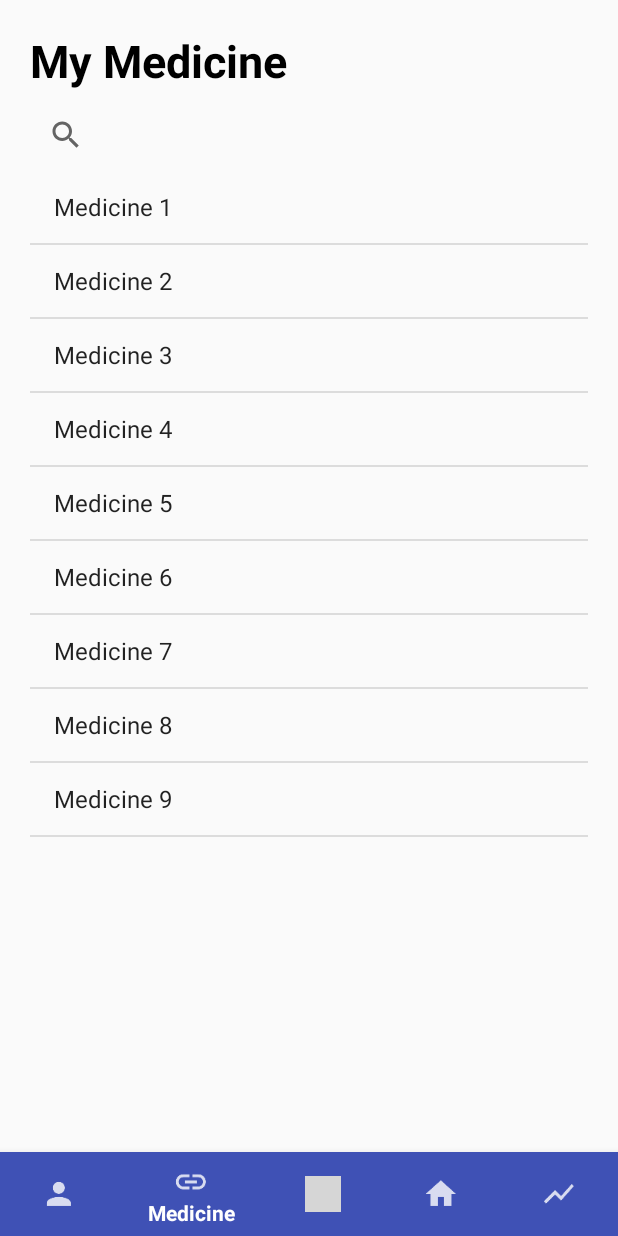
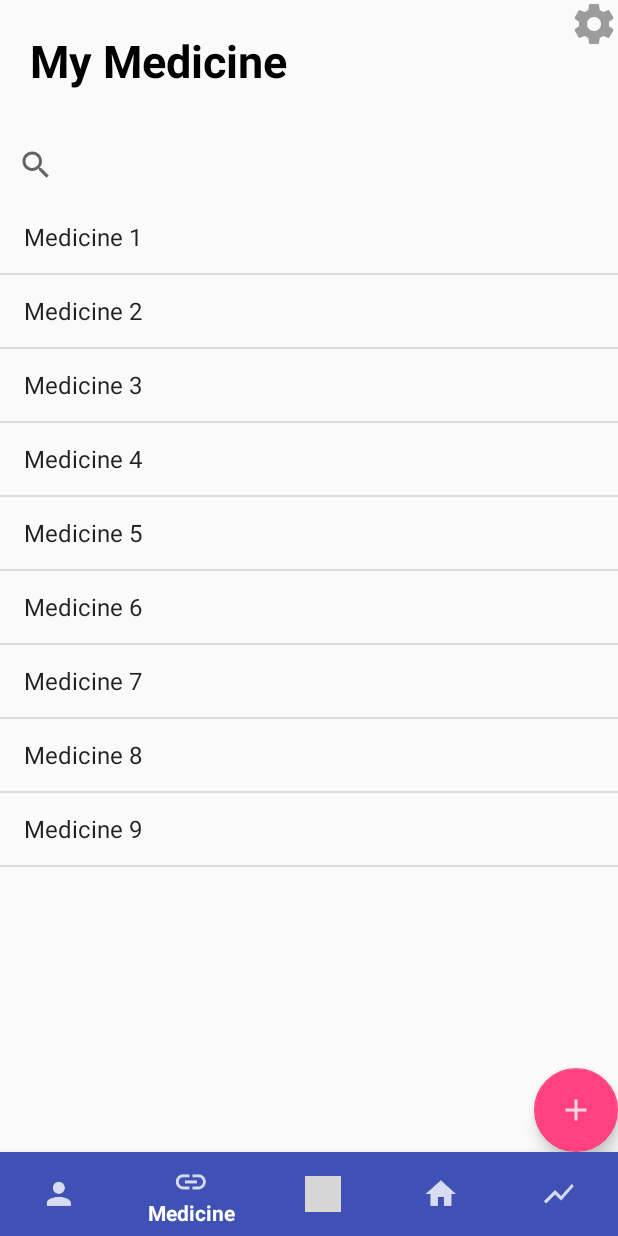
Before and after one commit to charlie-thomas/MyPHR, an Android app: the screen it shows after launch (MainActivity), item 2 of the bottom bar chosen, on a phone screen of 412 x 824 dp. Run offline under Robolectric (Android 15) with nearby library versions, the phone set to English and light mode, and no system bars; grey boxes are pictures that could not be loaded.

Commit message:
Added in settings button and changed padding - padding still needs to be fixed

```diff
--- a/MyPHR/app/src/main/res/layout/fragment_medicine.xml
+++ b/MyPHR/app/src/main/res/layout/fragment_medicine.xml
@@ -1,9 +1,9 @@
 <RelativeLayout xmlns:android="http://schemas.android.com/apk/res/android"
+    xmlns:app="http://schemas.android.com/apk/res-auto"
     xmlns:tools="http://schemas.android.com/tools"
     android:id="@+id/medicine_layout"
     android:layout_width="match_parent"
     android:layout_height="match_parent"
-    android:padding="20dp"
     tools:context="com.csbgroup.myphr.CalendarDay">
 
     <TextView
@@ -13,7 +13,8 @@
         android:text="My Medicine"
         android:textColor="?android:attr/colorForeground"
         android:textSize="30sp"
-        android:textStyle="bold"/>
+        android:textStyle="bold"
+        android:padding="20dp" />
 
     <SearchView
         android:layout_width="match_parent"
@@ -29,5 +30,22 @@
         android:layout_alignParentStart="true"
         android:layout_below="@+id/searchView" />
 
+    <android.support.design.widget.FloatingActionButton
+        android:id="@+id/fab"
+        android:layout_width="wrap_content"
+        android:layout_height="wrap_content"
+        android:layout_alignParentEnd="true"
+        android:layout_alignParentBottom="true"
+        android:layout_gravity="bottom|end"
+        android:src="@drawable/add"/>
+
+    <ImageButton
+        android:id="@+id/imageButton2"
+        android:layout_width="wrap_content"
+        android:layout_height="wrap_content"
+        android:layout_alignParentEnd="true"
+        android:layout_alignParentTop="true"
+        android:src="@drawable/settings"
+        android:background="@null"/>
 
 </RelativeLayout>
```
Also changed, not shown: MyPHR/app/src/main/res/drawable-hdpi/add.png (added), MyPHR/app/src/main/res/drawable-hdpi/settings.png (added), MyPHR/app/src/main/res/drawable-mdpi/add.png (added), MyPHR/app/src/main/res/drawable-mdpi/settings.png (added), MyPHR/app/src/main/res/drawable-xhdpi/add.png (added), MyPHR/app/src/main/res/drawable-xhdpi/settings.png (added), MyPHR/app/src/main/res/drawable-xxhdpi/add.png (added), MyPHR/app/src/main/res/drawable-xxhdpi/settings.png (added).
